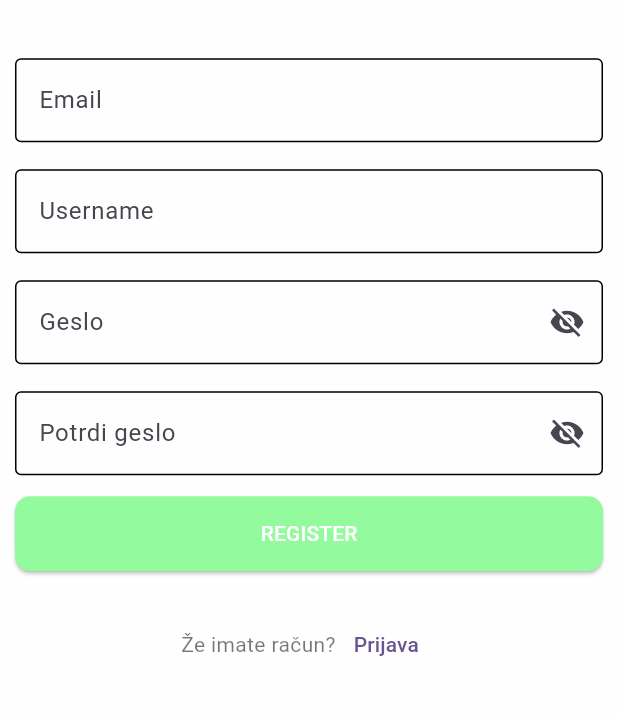
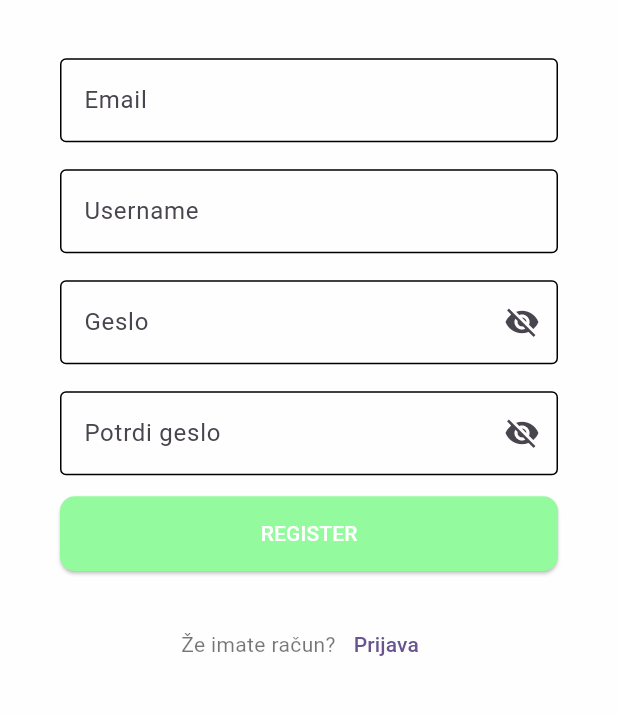
Before and after one commit to SloveniaEngineering/laguna-frontend, a Flutter app: the RegisterForm widget shown alone on an empty page, opened directly, on a phone screen of 412 x 824 dp, the part 310-1025 px from its top. Run offline on Flutter 3.47's test engine with Material 2 defaults, Android fonts, the phone set to English and light mode, and no system bars; our stand-ins replace flutter_hooks, flutter_riverpod, flutter_svg, freezed_annotation, go_router, hooks_riverpod and 3 more; missing offline and left inert: flutter_adaptive_scaffold; accounts and stored records are empty; generated files the repository leaves out were written again.

Commit message:
git commit -m "💄 Update UI Styling for Consistency Across Screens" -m "📐 Uniformize container padding to EdgeInsets.all(40)" -m "🎨 Increase container border radius for enhanced visuals"

```diff
--- a/lib/ui/screens/landing/forgotPassScreen/forgotPassScreen.dart
+++ b/lib/ui/screens/landing/forgotPassScreen/forgotPassScreen.dart
@@ -29,11 +29,11 @@ class _ForgotPasswordScreenState extends State<ForgotPasswordScreen> {
         Center(
           child: SingleChildScrollView(
             child: Container(
-              padding: const EdgeInsets.fromLTRB(10, 40, 10, 40),
+              padding: const EdgeInsets.all(40),
               decoration: BoxDecoration(
                 color: Colors.white.withOpacity(0.9),
                 shape: BoxShape.rectangle,
-                borderRadius: BorderRadius.circular(10),
+                borderRadius: BorderRadius.circular(20),
               ),
               constraints: const BoxConstraints(
                 maxWidth: 450,
--- a/lib/ui/screens/landing/loginScreen/loginScreen.dart
+++ b/lib/ui/screens/landing/loginScreen/loginScreen.dart
@@ -27,11 +27,11 @@ class LoginScreen extends StatelessWidget {
             Center(
               child: SingleChildScrollView(
                 child: Container(
-                  padding: const EdgeInsets.fromLTRB(10, 40, 10, 40),
+                  padding: const EdgeInsets.all(40),
                   decoration: BoxDecoration(
                     color: Colors.white.withOpacity(0.9),
                     shape: BoxShape.rectangle,
-                    borderRadius: BorderRadius.circular(10),
+                    borderRadius: BorderRadius.circular(20),
                   ),
                   constraints: const BoxConstraints(
                     maxWidth: 450,
--- a/lib/ui/screens/landing/registerScreen/registerScreen.dart
+++ b/lib/ui/screens/landing/registerScreen/registerScreen.dart
@@ -53,11 +53,11 @@ class _RegisterFormState extends ConsumerState<RegisterForm> {
       child: Center(
         child: SingleChildScrollView(
           child: Container(
-            padding: const EdgeInsets.fromLTRB(10, 40, 10, 40),
+            padding: const EdgeInsets.all(40),
             decoration: BoxDecoration(
               color: Colors.white.withOpacity(0.9),
               shape: BoxShape.rectangle,
-              borderRadius: BorderRadius.circular(10),
+              borderRadius: BorderRadius.circular(20),
             ),
             constraints: const BoxConstraints(
               maxWidth: 450,
```
